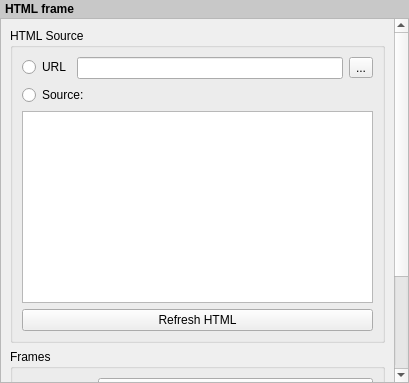
First picture: the form in src/ui/qgscomposerhtmlwidgetbase.ui, repository qgis/QGIS, before the edit.
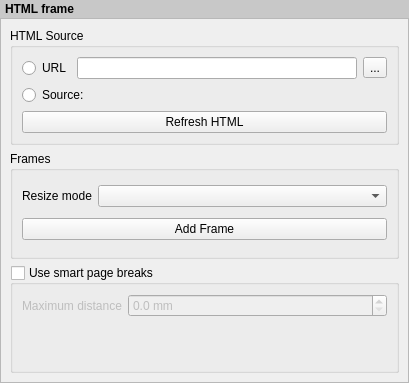
Second picture: the form after the edit. Custom widgets are drawn as their Qt base class.

Commit message: [composer] Switch to using qscintilla for html editor in html item properties. Sponsored by City of Uster, Switzerland.

What changed in the file:
```diff
--- a/src/ui/qgscomposerhtmlwidgetbase.ui
+++ b/src/ui/qgscomposerhtmlwidgetbase.ui
@@ -46,8 +46,8 @@
        <rect>
         <x>0</x>
         <y>0</y>
-        <width>391</width>
-        <height>519</height>
+        <width>407</width>
+        <height>360</height>
        </rect>
       </property>
       <layout class="QVBoxLayout" name="mainLayout">
@@ -62,15 +62,15 @@
          <property name="collapsed" stdset="0">
           <bool>false</bool>
          </property>
-         <layout class="QFormLayout" name="formLayout">
-          <item row="1" column="0">
+         <layout class="QGridLayout" name="gridLayout_2">
+          <item row="0" column="0">
            <widget class="QRadioButton" name="mRadioUrlSource">
             <property name="text">
              <string>URL</string>
             </property>
            </widget>
           </item>
-          <item row="1" column="1">
+          <item row="0" column="1">
            <layout class="QHBoxLayout" name="horizontalLayout">
             <item>
              <widget class="QLineEdit" name="mUrlLineEdit"/>
@@ -84,7 +84,7 @@
             </item>
            </layout>
           </item>
-          <item row="2" column="0" colspan="2">
+          <item row="1" column="0" colspan="2">
            <widget class="QRadioButton" name="mRadioManualSource">
             <property name="text">
              <string>Source:</string>
@@ -92,9 +92,6 @@
            </widget>
           </item>
           <item row="3" column="0" colspan="2">
-           <widget class="QPlainTextEdit" name="mHtmlTextEdit"/>
-          </item>
-          <item row="4" column="0" colspan="2">
            <widget class="QPushButton" name="mReloadPushButton">
             <property name="text">
              <string>Refresh HTML</string>
```
Left out of the diff: 3 changed lines with no effect on the pictures. The commit also changes 3 other files.
